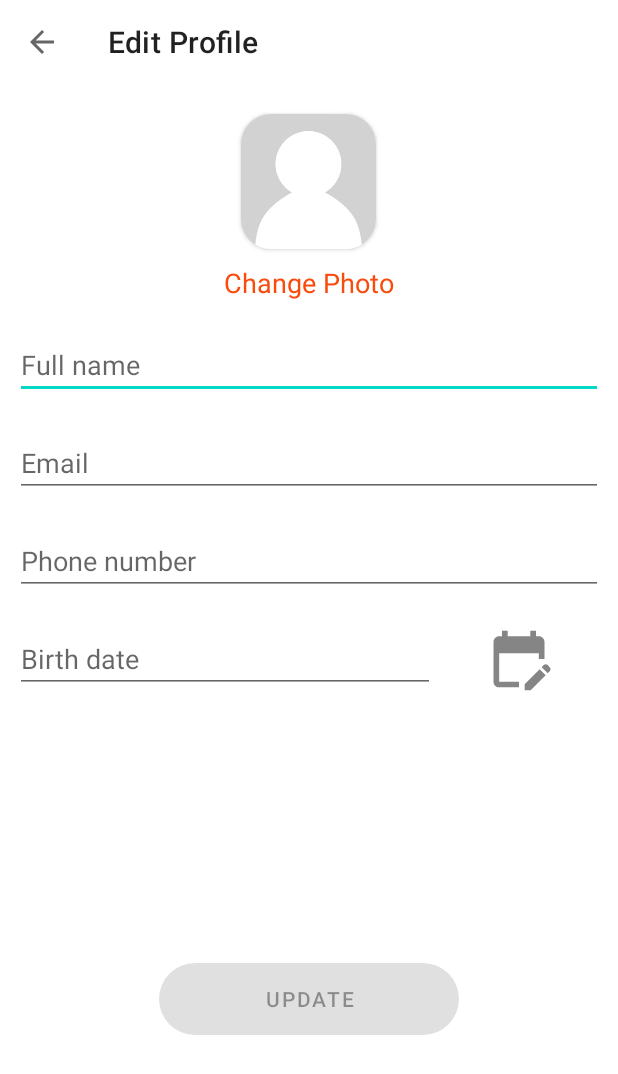
After one commit to SonDangUIT1111/FoodDeliveryApplication, an Android app: the EditProfileActivity screen opened directly, with no data from a screen before it, on a phone screen of 412 x 824 dp. The commit adds this screen. Shown: the top 1074 px of the screen. Run offline under Robolectric (Android 15) with nearby library versions, the phone set to English and light mode, and no system bars; our stand-ins replace Firebase (no records; nobody signed in at launch, a user with empty details on screens opened directly); 9 statements that could not run were skipped.

Commit message:
Front-end for EditProfileActivity

```diff
--- a/app/src/main/AndroidManifest.xml
+++ b/app/src/main/AndroidManifest.xml
@@ -12,6 +12,9 @@
         android:theme="@style/Theme.FoodDeliveryApplication"
         tools:targetApi="31">
         <activity
+            android:name=".EditProfileActivity"
+            android:exported="false" />
+        <activity
             android:name=".MainActivity"
             android:exported="true">
             <intent-filter>
--- /dev/null
+++ b/app/src/main/java/com/example/fooddeliveryapplication/EditProfileActivity.java
@@ -0,0 +1,141 @@
+package com.example.fooddeliveryapplication;
+
+import androidx.annotation.NonNull;
+import androidx.appcompat.app.AppCompatActivity;
+import androidx.appcompat.widget.Toolbar;
+
+import android.app.AlertDialog;
+import android.app.DatePickerDialog;
+import android.os.Bundle;
+import android.view.View;
+import android.widget.DatePicker;
+import android.widget.EditText;
+import android.widget.ImageView;
+import android.widget.TextView;
+
+import com.bumptech.glide.Glide;
+import com.example.fooddeliveryapplication.Models.User;
+import com.google.firebase.auth.FirebaseAuth;
+import com.google.firebase.auth.FirebaseUser;
+import com.google.firebase.database.DataSnapshot;
+import com.google.firebase.database.DatabaseError;
+import com.google.firebase.database.FirebaseDatabase;
+import com.google.firebase.database.ValueEventListener;
+
+import java.util.Calendar;
+
+public class EditProfileActivity extends AppCompatActivity {
+    private ImageView profileImage;
+    private EditText userName;
+    private EditText email;
+    private EditText phoneNumber;
+    private EditText birthDate;
+    private TextView changePhoto;
+    private ImageView datePicker;
+    private DatePickerDialog datePickerDialog;
+
+    private FirebaseUser firebaseUser;
+
+    @Override
+    protected void onCreate(Bundle savedInstanceState) {
+        super.onCreate(savedInstanceState);
+        setContentView(R.layout.activity_edit_profile);
+
+        firebaseUser = FirebaseAuth.getInstance().getCurrentUser();
+
+        initToolbar();
+        initDatePickerDialog();
+
+        profileImage = findViewById(R.id.profile_image);
+        userName = findViewById(R.id.user_name);
+        email = findViewById(R.id.email);
+        phoneNumber = findViewById(R.id.phone_number);
+        birthDate = findViewById(R.id.birth_date);
+        changePhoto = findViewById(R.id.change_photo);
+        datePicker = findViewById(R.id.date_picker);
+
+        getInfo();
+
+        datePicker.setOnClickListener(new View.OnClickListener() {
+            @Override
+            public void onClick(View view) {
+                datePickerDialog.show();
+            }
+        });
+    }
+
+    private void getInfo() {
+        FirebaseDatabase.getInstance().getReference().child("Users").child(firebaseUser.getUid()).addValueEventListener(new ValueEventListener() {
+            @Override
+            public void onDataChange(@NonNull DataSnapshot snapshot) {
+                User user = snapshot.getValue(User.class);
+                Glide.with(EditProfileActivity.this).load(user.getAvatarURL()).placeholder(R.drawable.profile_image).into(profileImage);
+                userName.setText(user.getUserName());
+                email.setText(user.getEmail());
+                phoneNumber.setText(user.getPhoneNumber());
+                birthDate.setText(user.getBirthDate());
+            }
+
+            @Override
+            public void onCancelled(@NonNull DatabaseError error) {
+
+            }
+        });
+    }
+
+    private void initDatePickerDialog() {
+        DatePickerDialog.OnDateSetListener dateSetListener = new DatePickerDialog.OnDateSetListener() {
+            @Override
+            public void onDateSet(DatePicker datePicker, int year, int month, int date) {
+                month++;
+                birthDate.setText(getDMY(date, month, year));
+            }
+        };
+
+        int style = AlertDialog.BUTTON_NEGATIVE;
+
+        FirebaseDatabase.getInstance().getReference().child("Users").child(firebaseUser.getUid()).addValueEventListener(new ValueEventListener() {
+            @Override
+            public void onDataChange(@NonNull DataSnapshot snapshot) {
+                User user = snapshot.getValue(User.class);
+                String txtBirthDate = user.getBirthDate();
+                int date = Integer.parseInt(txtBirthDate.substring(0, 2));
+                int month = Integer.parseInt(txtBirthDate.substring(3, 5));
+                int year = Integer.parseInt(txtBirthDate.substring(6));
+
+                datePickerDialog = new DatePickerDialog(EditProfileActivity.this, style, dateSetListener, year, month - 1, date);
+            }
+
+            @Override
+            public void onCancelled(@NonNull DatabaseError error) {
+
+            }
+        });
+    }
+
+    private void initToolbar() {
+        Toolbar toolbar = findViewById(R.id.toolbar);
+        setSupportActionBar(toolbar);
+        getSupportActionBar().setTitle("Edit Profile");
+        getSupportActionBar().setDisplayHomeAsUpEnabled(true);
+        toolbar.setNavigationOnClickListener(new View.OnClickListener() {
+            @Override
+            public void onClick(View view) {
+                finish();
+            }
+        });
+    }
+
+    private String getDMY(int date, int month, int year) {
+        if ((date >= 1 && date <= 9) && (month >= 1 && month <= 9))
+            return "0" + date + "/" + "0" + month + "/" + year;
+
+        if (date >= 1 && date <= 9)
+            return "0" + date + "/" + month + "/" + year;
+
+        if (month >= 1 && month <= 9)
+            return date + "/" + "0" + month + "/" + year;
+
+        return date + "/" + month + "/" + year;
+    }
+}
--- a/app/src/main/java/com/example/fooddeliveryapplication/Fragments/ProfileFragment.java
+++ b/app/src/main/java/com/example/fooddeliveryapplication/Fragments/ProfileFragment.java
@@ -1,19 +1,20 @@
 package com.example.fooddeliveryapplication.Fragments;
 
+import android.content.Intent;
 import android.os.Bundle;
 
 import androidx.annotation.NonNull;
+import androidx.cardview.widget.CardView;
 import androidx.fragment.app.Fragment;
 
-import android.util.Log;
 import android.view.LayoutInflater;
 import android.view.View;
 import android.view.ViewGroup;
 import android.widget.ImageView;
 import android.widget.TextView;
-import android.widget.Toast;
 
 import com.bumptech.glide.Glide;
+import com.example.fooddeliveryapplication.EditProfileActivity;
 import com.example.fooddeliveryapplication.Models.User;
 import com.example.fooddeliveryapplication.R;
 import com.google.firebase.auth.FirebaseAuth;
@@ -30,8 +31,9 @@ public class ProfileFragment extends Fragment {
     private TextView userEmail;
     private TextView userPhoneNumber;
     private ImageView userAvatar;
-
-    String userId;
+    private CardView cardViewOrders;
+    private CardView cardViewMyShop;
+    private TextView change;
 
     @Override
     public View onCreateView(LayoutInflater inflater, ViewGroup container,
@@ -44,17 +46,41 @@ public class ProfileFragment extends Fragment {
         userEmail = view.findViewById(R.id.user_email);
         userPhoneNumber = view.findViewById(R.id.user_phone_number);
         userAvatar = view.findViewById(R.id.user_avatar);
+        cardViewOrders = view.findViewById(R.id.card_view_orders);
+        cardViewMyShop = view.findViewById(R.id.card_view_my_shop);
+        change = view.findViewById(R.id.change);
 
-        userId = firebaseUser.getUid();
+        getUserInfo(view);
 
-        FirebaseDatabase.getInstance().getReference().child("Users").child("D1doRWCDmJVH4mmWYGRhEUdmlqD3").addValueEventListener(new ValueEventListener() {
+        cardViewOrders.setOnClickListener(new View.OnClickListener() {
+            @Override
+            public void onClick(View view) {
+                // TODO - Go to orders activity
+            }
+        });
+
+        cardViewMyShop.setOnClickListener(new View.OnClickListener() {
+            @Override
+            public void onClick(View view) {
+                // TODO - Go to my shop activity
+            }
+        });
+
+        change.setOnClickListener(new View.OnClickListener() {
+            @Override
+            public void onClick(View view) {
+                startActivity(new Intent(getContext(), EditProfileActivity.class));
+            }
+        });
+
+        return view;
+    }
+
+    private void getUserInfo(View view) {
+        FirebaseDatabase.getInstance().getReference().child("Users").child(firebaseUser.getUid()).addValueEventListener(new ValueEventListener() {
             @Override
             public void onDataChange(@NonNull DataSnapshot snapshot) {
                 User user = snapshot.getValue(User.class);
-
-                if (user == null) {
-                    Toast.makeText(getContext(), "Something went wrong!", Toast.LENGTH_SHORT).show();
-                }
 
                 userName.setText(user.getUserName());
                 userEmail.setText(user.getEmail());
@@ -67,13 +93,5 @@ public class ProfileFragment extends Fragment {
 
             }
         });
-
-        //Toast.makeText(getContext(), FirebaseDatabase.getInstance().getReference().child("Users").child(firebaseUser.getUid()).getKey(), Toast.LENGTH_SHORT).show();
-
-        return view;
-    }
-
-    private void getUserInfo(View view) {
-
     }
 }
--- /dev/null
+++ b/app/src/main/res/drawable-anydpi/ic_calendar.xml
@@ -0,0 +1,11 @@
+<vector xmlns:android="http://schemas.android.com/apk/res/android"
+    android:width="24dp"
+    android:height="24dp"
+    android:viewportWidth="24"
+    android:viewportHeight="24"
+    android:tint="#333333"
+    android:alpha="0.6">
+  <path
+      android:fillColor="@android:color/white"
+      android:pathData="M12,22H5c-1.11,0 -2,-0.9 -2,-2L3.01,6c0,-1.1 0.88,-2 1.99,-2h1V2h2v2h8V2h2v2h1c1.1,0 2,0.9 2,2v6h-2v-2H5v10h7V22zM22.13,16.99l0.71,-0.71c0.39,-0.39 0.39,-1.02 0,-1.41l-0.71,-0.71c-0.39,-0.39 -1.02,-0.39 -1.41,0l-0.71,0.71L22.13,16.99zM21.42,17.7l-5.3,5.3H14v-2.12l5.3,-5.3L21.42,17.7z"/>
+</vector>
--- /dev/null
+++ b/app/src/main/res/drawable/round_button.xml
@@ -0,0 +1,5 @@
+<?xml version="1.0" encoding="utf-8"?>
+<shape xmlns:android="http://schemas.android.com/apk/res/android">
+    <solid android:color="@color/button_color"/>
+    <corners android:radius="200dp"/>
+</shape>
--- /dev/null
+++ b/app/src/main/res/layout/activity_edit_profile.xml
@@ -0,0 +1,103 @@
+<?xml version="1.0" encoding="utf-8"?>
+<LinearLayout xmlns:android="http://schemas.android.com/apk/res/android"
+    xmlns:app="http://schemas.android.com/apk/res-auto"
+    xmlns:tools="http://schemas.android.com/tools"
+    android:layout_width="match_parent"
+    android:layout_height="match_parent"
+    android:orientation="vertical"
+    tools:context=".EditProfileActivity">
+
+    <androidx.appcompat.widget.Toolbar
+        android:layout_width="match_parent"
+        android:layout_height="wrap_content"
+        android:background="?android:attr/windowBackground"
+        android:id="@+id/toolbar"/>
+
+    <LinearLayout
+        android:layout_width="match_parent"
+        android:layout_height="wrap_content"
+        android:orientation="vertical"
+        android:padding="10dp">
+
+        <androidx.cardview.widget.CardView
+            android:layout_width="90dp"
+            android:layout_height="90dp"
+            android:layout_gravity="center"
+            app:cardCornerRadius="20dp"
+            android:layout_margin="10dp">
+
+            <ImageView
+                android:layout_width="match_parent"
+                android:layout_height="match_parent"
+                android:id="@+id/profile_image"
+                android:src="@drawable/profile_image"/>
+
+        </androidx.cardview.widget.CardView>
+
+        <TextView
+            android:layout_width="wrap_content"
+            android:layout_height="wrap_content"
+            android:text="Change Photo"
+            android:layout_gravity="center"
+            android:textColor="#FA4A0C"
+            android:textSize="18sp"
+            android:id="@+id/change_photo"/>
+
+        <EditText
+            android:layout_width="match_parent"
+            android:layout_height="wrap_content"
+            android:id="@+id/user_name"
+            android:hint="Full name"
+            android:layout_marginTop="20dp"/>
+
+        <EditText
+            android:layout_width="match_parent"
+            android:layout_height="wrap_content"
+            android:id="@+id/email"
+            android:hint="Email"
+            android:layout_marginTop="20dp"/>
+
+        <EditText
+            android:layout_width="match_parent"
+            android:layout_height="wrap_content"
+            android:id="@+id/phone_number"
+            android:hint="Phone number"
+            android:layout_marginTop="20dp"/>
+
+        <LinearLayout
+            android:layout_width="match_parent"
+            android:layout_height="wrap_content"
+            android:orientation="horizontal"
+            android:layout_marginTop="20dp">
+
+            <EditText
+                android:layout_width="280dp"
+                android:layout_height="wrap_content"
+                android:id="@+id/birth_date"
+                android:clickable="false"
+                android:cursorVisible="false"
+                android:focusable="false"
+                android:focusableInTouchMode="false"
+                android:hint="Birth date"/>
+
+            <ImageView
+                android:layout_width="match_parent"
+                android:layout_height="match_parent"
+                android:src="@drawable/ic_calendar"
+                android:id="@+id/date_picker"/>
+
+        </LinearLayout>
+
+        <Button
+            android:layout_width="200dp"
+            android:layout_height="wrap_content"
+            android:layout_gravity="center"
+            android:background="@drawable/round_button"
+            android:text="Update"
+            android:layout_marginTop="180dp"
+            android:enabled="false"
+            android:id="@+id/update"/>
+
+    </LinearLayout>
+
+</LinearLayout>
--- a/app/src/main/res/layout/fragment_profile.xml
+++ b/app/src/main/res/layout/fragment_profile.xml
@@ -41,7 +41,8 @@
         android:layout_marginStart="279dp"
         android:layout_marginTop="88dp"
         android:layout_alignParentStart="true"
-        android:layout_alignParentTop="true"/>
+        android:layout_alignParentTop="true"
+        android:id="@+id/change"/>
 
     <androidx.cardview.widget.CardView
         android:layout_width="315dp"
@@ -121,7 +122,8 @@
         android:layout_marginStart="25dp"
         android:layout_marginTop="300dp"
         app:cardCornerRadius="20dp"
-        android:elevation="40dp">
+        android:elevation="40dp"
+        android:id="@+id/card_view_orders">
 
         <TextView
             android:layout_width="wrap_content"
@@ -177,7 +179,8 @@
         android:layout_marginStart="25dp"
         android:layout_marginTop="460dp"
         app:cardCornerRadius="20dp"
-        android:elevation="40dp">
+        android:elevation="40dp"
+        android:id="@+id/card_view_my_shop">
 
         <TextView
             android:layout_width="wrap_content"
--- a/app/src/main/res/values/colors.xml
+++ b/app/src/main/res/values/colors.xml
@@ -7,4 +7,5 @@
     <color name="teal_700">#FF018786</color>
     <color name="black">#FF000000</color>
     <color name="white">#FFFFFFFF</color>
+    <color name="button_color">#FD8C32</color>
 </resources>
```
Also changed, not shown: app/src/main/res/drawable-hdpi/ic_calendar.png (added), app/src/main/res/drawable-mdpi/ic_calendar.png (added), app/src/main/res/drawable-xhdpi/ic_calendar.png (added), app/src/main/res/drawable-xxhdpi/ic_calendar.png (added).
